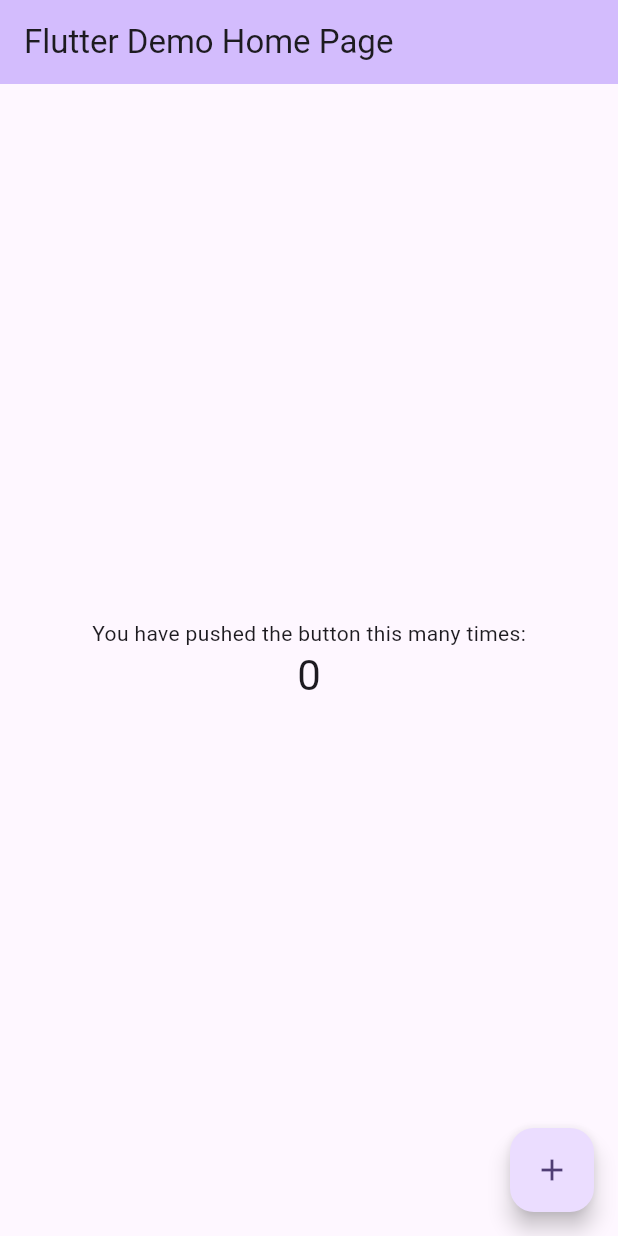
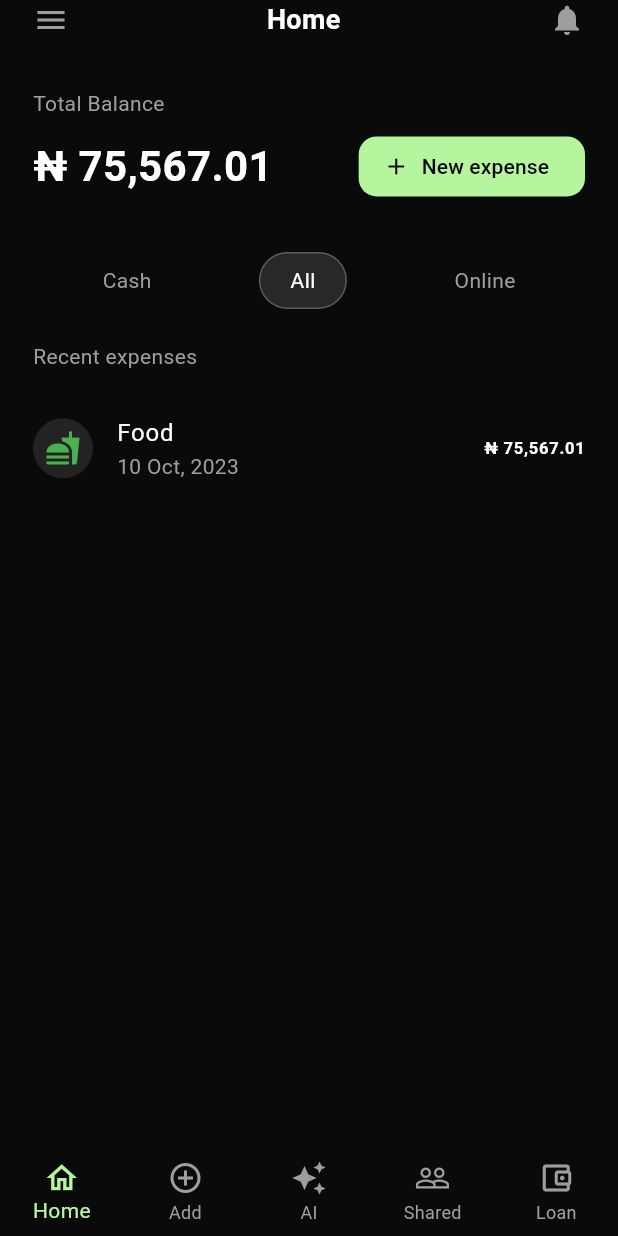
Before and after one commit to swarnaliiiiii/Mise, a Flutter app: the screen it shows after launch, on a phone screen of 412 x 824 dp. Run offline on Flutter 3.47's test engine with Material 3 defaults, Android fonts, the phone set to English and light mode, and no system bars; our stand-ins replace flutter_screenutil.

Commit message:
inital home page

```diff
--- /dev/null
+++ b/mise_frontend/lib/app/app.dart
@@ -0,0 +1,33 @@
+import 'package:flutter/material.dart';
+import 'package:flutter_screenutil/flutter_screenutil.dart';
+import 'package:mise_frontend/app/home_view.dart';
+
+class MyApp extends StatelessWidget {
+  const MyApp({Key? key}) : super(key: key);
+
+  @override
+  Widget build(BuildContext context) {
+    // Set the design size based on your reference (standard iPhone/Android)
+    return ScreenUtilInit(
+      designSize: const Size(375, 812),
+      minTextAdapt: true,
+      splitScreenMode: true,
+      builder: (_, child) {
+        return MaterialApp(
+          title: "Mise Expense Tracker",
+          debugShowCheckedModeBanner: false,
+          theme: ThemeData(
+            brightness: Brightness.dark,
+            scaffoldBackgroundColor: const Color(0xFF0A0A0A),
+            colorScheme: ColorScheme.fromSeed(
+              seedColor: const Color(0xFFB4F59E),
+              brightness: Brightness.dark,
+            ),
+          ),
+          home: child,
+        );
+      },
+      child: const HomeView(),
+    );
+  }
+}
--- /dev/null
+++ b/mise_frontend/lib/app/home_view.dart
@@ -0,0 +1,152 @@
+import 'package:flutter/material.dart';
+import 'package:flutter_screenutil/flutter_screenutil.dart';
+
+class HomeView extends StatefulWidget {
+  const HomeView({super.key});
+
+  @override
+  State<HomeView> createState() => _HomeViewState();
+}
+
+class _HomeViewState extends State<HomeView> {
+  int _selectedIndex = 0;
+
+  @override
+  Widget build(BuildContext context) {
+    return Scaffold(
+      backgroundColor: const Color(0xFF0A0A0A), // Dark background from ref
+      body: SafeArea(
+        child: Padding(
+          padding: EdgeInsets.symmetric(horizontal: 20.w),
+          child: Column(
+            crossAxisAlignment: CrossAxisAlignment.start,
+            children: [
+              _buildHeader(),
+               SizedBox(height: 30.w),
+              _buildBalanceCard(),
+               SizedBox(height: 30.w),
+              _buildTransactionFilters(),
+              SizedBox(height: 20.w),
+              Expanded(child: _buildTransactionList()),
+            ],
+          ),
+        ),
+      ),
+      bottomNavigationBar: _buildBottomNav(),
+    );
+  }
+
+  // 1. Header with Profile and Date
+  Widget _buildHeader() {
+    return Row(
+      mainAxisAlignment: MainAxisAlignment.spaceBetween,
+      children: [
+        Row(
+          children: [
+            Icon(Icons.menu, color: Colors.grey),
+            SizedBox(width: 120.w),
+            Text(
+              "Home",
+              style: TextStyle(color: Colors.white, fontSize: 18, fontWeight: FontWeight.bold),
+            ),
+          ],
+        ),
+        const Icon(Icons.notifications, color: Colors.grey),
+      ],
+    );
+  }
+
+  // 2. Total Balance Section (Current Transaction in your sketch)
+  Widget _buildBalanceCard() {
+    return Column(
+      crossAxisAlignment: CrossAxisAlignment.start,
+      children: [
+        const Text("Total Balance", style: TextStyle(color: Colors.grey, fontSize: 14)),
+        const SizedBox(height: 8),
+        Row(
+          mainAxisAlignment: MainAxisAlignment.spaceBetween,
+          children: [
+            const Text(
+              "₦ 75,567.01",
+              style: TextStyle(color: Colors.white, fontSize: 28, fontWeight: FontWeight.bold),
+            ),
+            ElevatedButton.icon(
+              onPressed: () {},
+              icon: const Icon(Icons.add, size: 18),
+              label: const Text("New expense"),
+              style: ElevatedButton.styleFrom(
+                backgroundColor: const Color(0xFFB4F59E), // Mint green from image
+                foregroundColor: Colors.black,
+                shape: RoundedRectangleBorder(borderRadius: BorderRadius.circular(12)),
+              ),
+            ),
+          ],
+        ),
+      ],
+    );
+  }
+
+  // 3. Transaction Tabs (Cash, All, Online from your sketch)
+  Widget _buildTransactionFilters() {
+    return Row(
+      mainAxisAlignment: MainAxisAlignment.spaceAround,
+      children: [
+        _filterChip("Cash"),
+        _filterChip("All", isActive: true),
+        _filterChip("Online"),
+      ],
+    );
+  }
+
+  Widget _filterChip(String label, {bool isActive = false}) {
+    return Container(
+      padding: const EdgeInsets.symmetric(horizontal: 20, vertical: 8),
+      decoration: BoxDecoration(
+        color: isActive ? Colors.white12 : Colors.transparent,
+        borderRadius: BorderRadius.circular(20),
+        border: Border.all(color: isActive ? Colors.white24 : Colors.transparent),
+      ),
+      child: Text(
+        label,
+        style: TextStyle(color: isActive ? Colors.white : Colors.grey),
+      ),
+    );
+  }
+
+  // 4. List of Transactions
+  Widget _buildTransactionList() {
+    return ListView(
+      children: const [
+        Text("Recent expenses", style: TextStyle(color: Colors.grey, fontSize: 14)),
+        SizedBox(height: 15),
+        // Placeholder items
+        ListTile(
+          contentPadding: EdgeInsets.zero,
+          leading: CircleAvatar(backgroundColor: Colors.white10, child: Icon(Icons.fastfood, color: Colors.green)),
+          title: Text("Food", style: TextStyle(color: Colors.white)),
+          subtitle: Text("10 Oct, 2023", style: TextStyle(color: Colors.grey)),
+          trailing: Text("₦ 75,567.01", style: TextStyle(color: Colors.white, fontWeight: FontWeight.bold)),
+        ),
+      ],
+    );
+  }
+
+  // 5. Bottom Navigation Bar (Matching your sketch)
+  Widget _buildBottomNav() {
+    return BottomNavigationBar(
+      type: BottomNavigationBarType.fixed,
+      backgroundColor: const Color(0xFF0A0A0A),
+      selectedItemColor: const Color(0xFFB4F59E),
+      unselectedItemColor: Colors.grey,
+      currentIndex: _selectedIndex,
+      onTap: (index) => setState(() => _selectedIndex = index),
+      items: const [
+        BottomNavigationBarItem(icon: Icon(Icons.home_outlined), label: "Home"),
+        BottomNavigationBarItem(icon: Icon(Icons.add_circle_outline), label: "Add"),
+        BottomNavigationBarItem(icon: Icon(Icons.auto_awesome), label: "AI"),
+        BottomNavigationBarItem(icon: Icon(Icons.people_outline), label: "Shared"),
+        BottomNavigationBarItem(icon: Icon(Icons.account_balance_wallet_outlined), label: "Loan"),
+      ],
+    );
+  }
+}
--- a/mise_frontend/lib/main.dart
+++ b/mise_frontend/lib/main.dart
@@ -1,76 +1,6 @@
 import 'package:flutter/material.dart';
+import 'package:mise_frontend/app/app.dart';
 
 void main() {
   runApp(const MyApp());
 }
-
-class MyApp extends StatelessWidget {
-  const MyApp({super.key});
-  @override
-  Widget build(BuildContext context) {
-    return MaterialApp(
-      title: 'Flutter Demo',
-      theme: ThemeData(
-
-        colorScheme: ColorScheme.fromSeed(seedColor: Colors.deepPurple),
-        useMaterial3: true,
-      ),
-      home: const MyHomePage(title: 'Flutter Demo Home Page'),
-    );
-  }
-}
-
-class MyHomePage extends StatefulWidget {
-  const MyHomePage({super.key, required this.title});
-
-
-  final String title;
-
-  @override
-  State<MyHomePage> createState() => _MyHomePageState();
-}
-
-class _MyHomePageState extends State<MyHomePage> {
-  int _counter = 0;
-
-  void _incrementCounter() {
-    setState(() {
-
-      _counter++;
-    });
-  }
-
-  @override
-  Widget build(BuildContext context) {
-
-    return Scaffold(
-      appBar: AppBar(
-
-        backgroundColor: Theme.of(context).colorScheme.inversePrimary,
-
-        title: Text(widget.title),
-      ),
-      body: Center(
-
-        child: Column(
-
-          mainAxisAlignment: MainAxisAlignment.center,
-          children: <Widget>[
-            const Text(
-              'You have pushed the button this many times:',
-            ),
-            Text(
-              '$_counter',
-              style: Theme.of(context).textTheme.headlineMedium,
-            ),
-          ],
-        ),
-      ),
-      floatingActionButton: FloatingActionButton(
-        onPressed: _incrementCounter,
-        tooltip: 'Increment',
-        child: const Icon(Icons.add),
-      ), // This trailing comma makes auto-formatting nicer for build methods.
-    );
-  }
-}
--- a/mise_frontend/pubspec.yaml
+++ b/mise_frontend/pubspec.yaml
@@ -30,6 +30,7 @@ environment:
 dependencies:
   flutter:
     sdk: flutter
+  flutter_screenutil: ^5.9.3
 
   # The following adds the Cupertino Icons font to your application.
   # Use with the CupertinoIcons class for iOS style icons.
```
Also changed, not shown: mise_frontend/lib/app.dart (deleted), mise_frontend/pubspec.lock, 1 other file.
